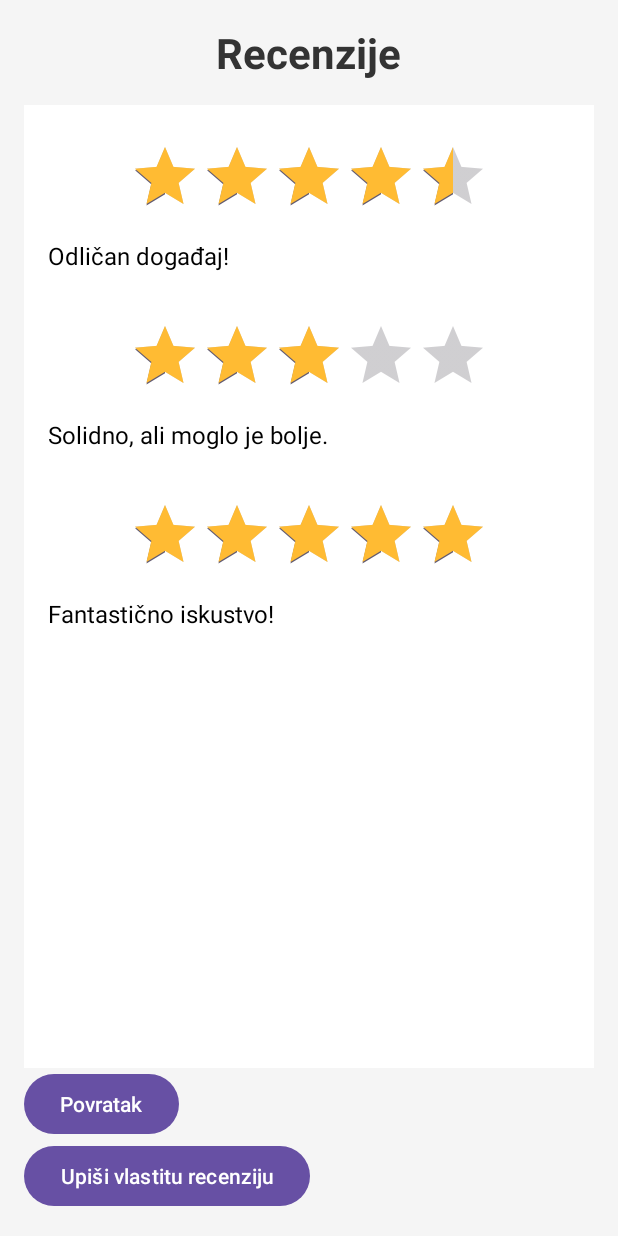
After one commit to dbracic21-foi/EventFinder, an Android app: the ReviewActivity screen opened directly, with no data from a screen before it, on a phone screen of 412 x 824 dp. The commit adds this screen. Run offline under Robolectric (Android 15) with nearby library versions, the phone set to English and light mode, and no system bars; our stand-ins replace Room's generated code.

Commit message:
Made new xml for reviews Made new xml for new review Made new activity for reviews and new review and made new table review

```diff
--- a/Software/app/build.gradle.kts
+++ b/Software/app/build.gradle.kts
@@ -58,4 +58,6 @@ dependencies {
     implementation("com.google.android.gms:play-services-maps:18.2.0")
     implementation ("com.google.maps.android:android-maps-utils:2.3.0")
     implementation("com.google.android.gms:play-services-location:21.0.1")
+    implementation ("com.google.code.gson:gson:2.8.9")
+
 }
--- a/Software/app/src/main/AndroidManifest.xml
+++ b/Software/app/src/main/AndroidManifest.xml
@@ -16,6 +16,9 @@
         <activity android:name=".MapsFragment"/>
         <activity android:name=".ViewerActivity"/>
         <activity android:name=".RedirectActivity"/>
+        <activity android:name=".ReviewActivity"/>
+        <activity android:name=".NewReviewActivity"/>
+
         <activity
             android:name=".LoginActivity"
             android:exported="true">
--- a/Software/app/src/main/java/com/example/eventfinder/Database/DatabaseAPP.kt
+++ b/Software/app/src/main/java/com/example/eventfinder/Database/DatabaseAPP.kt
@@ -6,8 +6,9 @@ import androidx.room.Room
 import androidx.room.RoomDatabase
 import com.example.eventfinder.entities.Event
 import com.example.eventfinder.entities.EventCategory
+import com.example.eventfinder.entities.Review
 
-@Database(entities = [User::class, Event::class, EventCategory::class], version = 5)
+@Database(entities = [User::class, Event::class, EventCategory::class,Review::class], version = 17)
 abstract class DatabaseAPP : RoomDatabase() {
     abstract  fun UsersDAO() : UsersDAO
 
--- a/Software/app/src/main/java/com/example/eventfinder/Database/EventsDAO.kt
+++ b/Software/app/src/main/java/com/example/eventfinder/Database/EventsDAO.kt
@@ -4,6 +4,7 @@ import androidx.room.Dao
 import androidx.room.Insert
 import androidx.room.OnConflictStrategy
 import androidx.room.Query
+import androidx.room.Transaction
 import com.example.eventfinder.entities.Event
 
 @Dao
@@ -19,4 +20,8 @@ interface EventsDAO {
 
     @Query("SELECT * FROM events WHERE location IN (:cityNames)")
     fun getEventsInCities(cityNames: List<String>): List<Event>
+
+
+
+
 }
--- /dev/null
+++ b/Software/app/src/main/java/com/example/eventfinder/ReviewActivity.kt
@@ -0,0 +1,48 @@
+package com.example.eventfinder
+
+import android.content.Intent
+import android.os.Bundle
+import android.widget.Button
+import androidx.appcompat.app.AppCompatActivity
+import androidx.recyclerview.widget.LinearLayoutManager
+import androidx.recyclerview.widget.RecyclerView
+import com.example.eventfinder.adapters.ReviewAdapter
+import com.example.eventfinder.entities.Review
+
+class ReviewActivity : AppCompatActivity() {
+
+    override fun onCreate(savedInstanceState: Bundle?) {
+        super.onCreate(savedInstanceState)
+        setContentView(R.layout.activity_reviews)
+
+        val reviews = listOf(
+            Review(1, 1, 4.50f, "Odličan događaj!"),
+            Review(2, 2, 3.0f, "Solidno, ali moglo je bolje."),
+            Review(3, 1, 5.0f, "Fantastično iskustvo!")
+        )
+
+        val recyclerView: RecyclerView = findViewById(R.id.recyclerViewReviews)
+        recyclerView.layoutManager = LinearLayoutManager(this)
+
+        recyclerView.adapter = ReviewAdapter(reviews)
+
+        val povratakButton: Button = findViewById(R.id.povratak)
+        povratakButton.setOnClickListener {
+            openViewerActivity()
+        }
+        val newrecenzijaButton: Button = findViewById(R.id.novarecenzija)
+        newrecenzijaButton.setOnClickListener {
+            openNewViewerActivity()
+        }
+
+    }
+
+    private fun openViewerActivity() {
+        val intent = Intent(this, ViewerActivity::class.java)
+        startActivity(intent)
+    }
+    private fun openNewViewerActivity() {
+        val intent = Intent(this, NewReviewActivity::class.java)
+        startActivity(intent)
+    }
+}
--- /dev/null
+++ b/Software/app/src/main/java/com/example/eventfinder/adapters/ReviewAdapter.kt
@@ -0,0 +1,35 @@
+package com.example.eventfinder.adapters
+import android.view.LayoutInflater
+import android.view.View
+import android.view.ViewGroup
+import android.widget.RatingBar
+import android.widget.TextView
+import androidx.recyclerview.widget.RecyclerView
+import com.example.eventfinder.R
+import com.example.eventfinder.entities.Review
+
+class ReviewAdapter(private val reviews: List<Review>) :
+    RecyclerView.Adapter<ReviewAdapter.ReviewViewHolder>() {
+
+    inner class ReviewViewHolder(itemView: View) : RecyclerView.ViewHolder(itemView) {
+        private val ratingBar: RatingBar = itemView.findViewById(R.id.ratingBar)
+        private val textComment: TextView = itemView.findViewById(R.id.textComment)
+
+        fun bind(review: Review) {
+            ratingBar.rating = review.rating
+            textComment.text = review.comment
+        }
+    }
+
+    override fun onCreateViewHolder(parent: ViewGroup, viewType: Int): ReviewViewHolder {
+        val view = LayoutInflater.from(parent.context)
+            .inflate(R.layout.item_review, parent, false)
+        return ReviewViewHolder(view)
+    }
+
+    override fun getItemCount(): Int = reviews.size
+
+    override fun onBindViewHolder(holder: ReviewViewHolder, position: Int) {
+        holder.bind(reviews[position])
+    }
+}
--- a/Software/app/src/main/java/com/example/eventfinder/entities/Event.kt
+++ b/Software/app/src/main/java/com/example/eventfinder/entities/Event.kt
@@ -28,7 +28,9 @@ data class Event(
     @ColumnInfo(name="category_id", index = true) val categoryId: Int,
     val location: String,
     val description: String,
-    val urlOrganizer: String
+    val urlOrganizer: String,
+
+
 
 ){
     @delegate:Ignore
--- /dev/null
+++ b/Software/app/src/main/java/com/example/eventfinder/entities/Review.kt
@@ -0,0 +1,13 @@
+package com.example.eventfinder.entities
+
+import androidx.room.Entity
+import androidx.room.PrimaryKey
+
+@Entity(tableName = "reviews")
+data class Review(
+    @PrimaryKey(autoGenerate = true)
+    val id: Long = 0,
+    val eventID: Int,
+    val rating: Float,
+    val comment: String
+)
--- a/Software/app/src/main/java/com/example/eventfinder/helpers/MockDataLoader.kt
+++ b/Software/app/src/main/java/com/example/eventfinder/helpers/MockDataLoader.kt
@@ -46,6 +46,9 @@ object MockDataLoader {
 
             eventsDao.insertEvent(*events)
 
+
+
+
         }
 
     }
--- /dev/null
+++ b/Software/app/src/main/res/layout/activity_reviews.xml
@@ -0,0 +1,43 @@
+<?xml version="1.0" encoding="utf-8"?>
+<LinearLayout
+    xmlns:android="http://schemas.android.com/apk/res/android"
+    xmlns:tools="http://schemas.android.com/tools"
+    android:layout_width="match_parent"
+    android:layout_height="match_parent"
+    android:orientation="vertical"
+    android:padding="16dp"
+    android:background="#F5F5F5">
+
+    <!-- Naslov recenzija -->
+    <TextView
+        android:id="@+id/textViewReviewTitle"
+        android:layout_width="wrap_content"
+        android:layout_height="wrap_content"
+        android:text="Recenzije"
+        android:textSize="28sp"
+        android:layout_gravity="center_horizontal"
+        android:layout_marginBottom="16dp"
+        android:textColor="#333333"
+        android:textStyle="bold" />
+
+    <androidx.recyclerview.widget.RecyclerView
+        android:id="@+id/recyclerViewReviews"
+        android:layout_width="match_parent"
+        android:layout_height="0dp"
+        android:layout_weight="1"
+        tools:listitem="@layout/item_review"
+        android:background="#FFFFFF"
+        android:clipToPadding="false"
+        android:paddingTop="8dp" />
+
+    <Button
+        android:id="@+id/povratak"
+        android:layout_width="wrap_content"
+        android:layout_height="wrap_content"
+        android:text="Povratak"/>
+    <Button
+        android:id="@+id/novarecenzija"
+        android:layout_width="wrap_content"
+        android:layout_height="wrap_content"
+        android:text="Upiši vlastitu recenziju"/>
+</LinearLayout>
--- /dev/null
+++ b/Software/app/src/main/res/layout/item_review.xml
@@ -0,0 +1,27 @@
+<?xml version="1.0" encoding="utf-8"?>
+<LinearLayout
+    xmlns:android="http://schemas.android.com/apk/res/android"
+    android:layout_width="match_parent"
+    android:layout_height="wrap_content"
+    android:orientation="vertical"
+    android:padding="16dp">
+
+    <RatingBar
+        android:id="@+id/ratingBar"
+        android:layout_width="wrap_content"
+        android:layout_height="wrap_content"
+        android:layout_gravity="center"
+        android:isIndicator="true"
+        android:progressTint="@android:color/holo_orange_light"
+        android:outlineAmbientShadowColor="@android:color/holo_orange_light" />
+
+    <TextView
+        android:id="@+id/textComment"
+        android:layout_width="wrap_content"
+        android:layout_height="wrap_content"
+        android:layout_marginTop="8dp"
+        android:textColor="@android:color/black"
+        android:textSize="16sp" />
+
+
+</LinearLayout>
--- a/Software/build.gradle.kts
+++ b/Software/build.gradle.kts
@@ -5,4 +5,5 @@ plugins {
     id ("com.android.library") version  "7.4.1" apply false
 
 
+
 }
```
Also changed, not shown: Software/app/src/main/java/com/example/eventfinder/NewReviewActivity.kt (added, +47 -0 lines), Software/app/src/main/java/com/example/eventfinder/adapters/EventAdapter.kt (+9 -0 lines), Software/app/src/main/java/com/example/eventfinder/converters/DateConverter.kt (+7 -0 lines), Software/app/src/main/res/layout/event_list_item.xml (+5 -5 lines), Software/app/src/main/res/layout/new_review.xml (added, +65 -0 lines).
